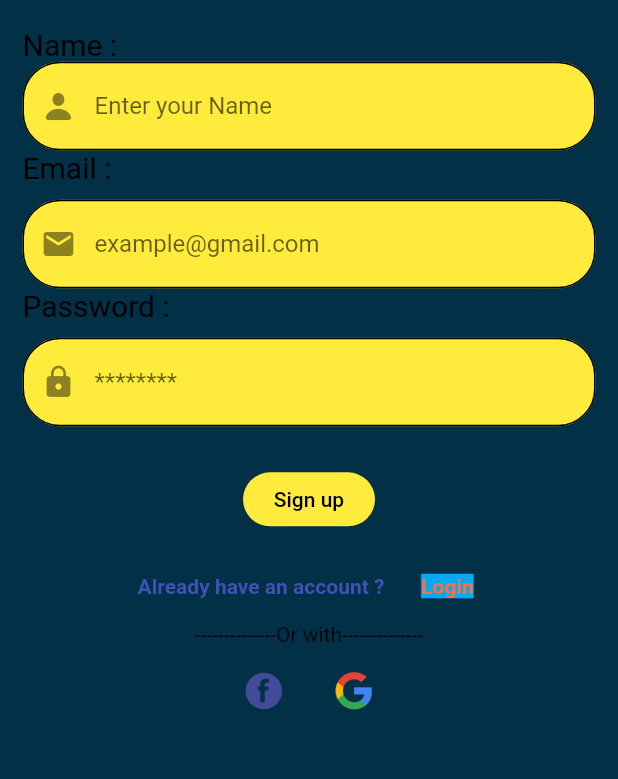
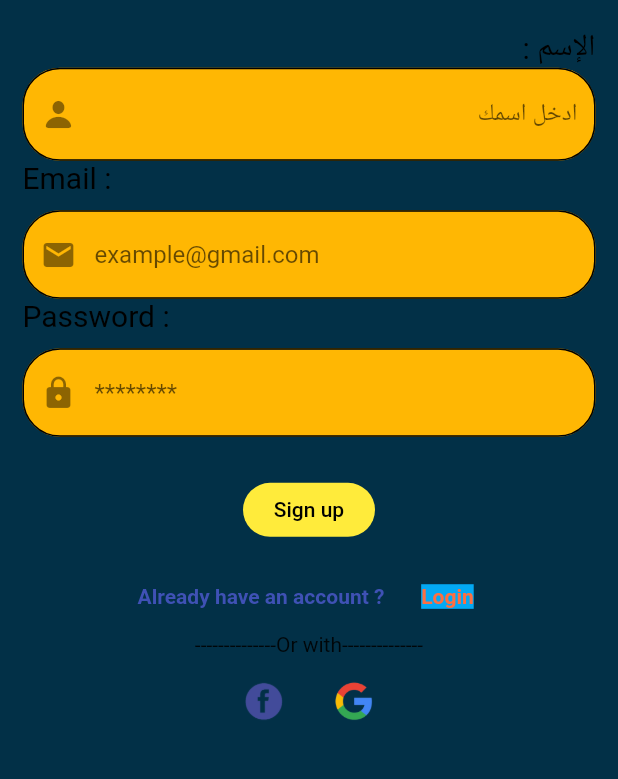
Before and after one commit to PredatoryEagle/ta3alam_imrah, a Flutter app: the screen it shows after launch, on a phone screen of 412 x 824 dp, the part 338-1117 px from its top. Run offline on Flutter 3.47's test engine with Material 2 defaults, Android fonts, the phone set to English and light mode, and no system bars; our stand-ins replace google_fonts.

Commit message:
feat : change TextField

```diff
--- a/lib/Screens/login_screen.dart
+++ b/lib/Screens/login_screen.dart
@@ -65,6 +65,7 @@ class LoginScreen extends StatelessWidget {
                   Padding(
                     padding: const EdgeInsets.symmetric(horizontal: 15.0),
                     child: CustomeTextField(
+                      isArabic: false,
                       hint: 'example@gmail.com',
                       icon: Icons.email,
                     ),
@@ -88,6 +89,7 @@ class LoginScreen extends StatelessWidget {
                   Padding(
                     padding: const EdgeInsets.symmetric(horizontal: 15.0),
                     child: CustomeTextField(
+                      isArabic: false,
                       hint: '********',
                       icon: Icons.lock,
                     ),
--- a/lib/Screens/signup_screen.dart
+++ b/lib/Screens/signup_screen.dart
@@ -42,9 +42,10 @@ class SignUpScreen extends StatelessWidget {
                     Padding(
                       padding: const EdgeInsets.symmetric(horizontal: 15.0),
                       child: Container(
+                        alignment: Alignment.topRight,
                         width: MediaQuery.of(context).size.width,
                         child: Text(
-                          'Name :',
+                          ': الإسم',
                           style: TextStyle(
                             color: Colors.black,
                             fontSize: 20.0,
@@ -55,7 +56,8 @@ class SignUpScreen extends StatelessWidget {
                     Padding(
                       padding: const EdgeInsets.symmetric(horizontal: 15.0),
                       child: CustomeTextField(
-                        hint: 'Enter your Name',
+                        isArabic: true,
+                        hint: 'ادخل اسمك',
                         icon: CupertinoIcons.person_solid,
                       ),
                     ),
@@ -78,6 +80,7 @@ class SignUpScreen extends StatelessWidget {
                     Padding(
                       padding: const EdgeInsets.symmetric(horizontal: 15.0),
                       child: CustomeTextField(
+                        isArabic: false,
                         hint: 'example@gmail.com',
                         icon: Icons.email,
                       ),
@@ -101,6 +104,7 @@ class SignUpScreen extends StatelessWidget {
                     Padding(
                       padding: const EdgeInsets.symmetric(horizontal: 15.0),
                       child: CustomeTextField(
+                        isArabic: false,
                         hint: '********',
                         icon: Icons.lock,
                       ),
--- a/lib/Widgets/customeTextField.dart
+++ b/lib/Widgets/customeTextField.dart
@@ -1,23 +1,28 @@
 import 'package:flutter/material.dart';
-
-
+import 'package:ta3alam_imrah/constants/constants.dart';
 
 class CustomeTextField extends StatelessWidget {
   final String hint;
   final IconData icon;
-  const CustomeTextField({
-    Key? key, required this.hint, required this.icon,
+  final bool isArabic;
+  CustomeTextField({
+    Key? key,
+    required this.hint,
+    required this.icon,
+    required this.isArabic,
   }) : super(key: key);
 
   @override
   Widget build(BuildContext context) {
     return TextField(
+      textDirection: isArabic ? TextDirection.rtl : TextDirection.ltr,
       decoration: InputDecoration(
+        hintTextDirection: isArabic ? TextDirection.rtl : TextDirection.ltr,
         prefixIcon: Icon(
           icon,
         ),
         filled: true,
-        fillColor: Colors.yellow,
+        fillColor: KTextFieldcolor,
         enabledBorder: OutlineInputBorder(
           borderSide: BorderSide(
             color: Colors.black,
```
